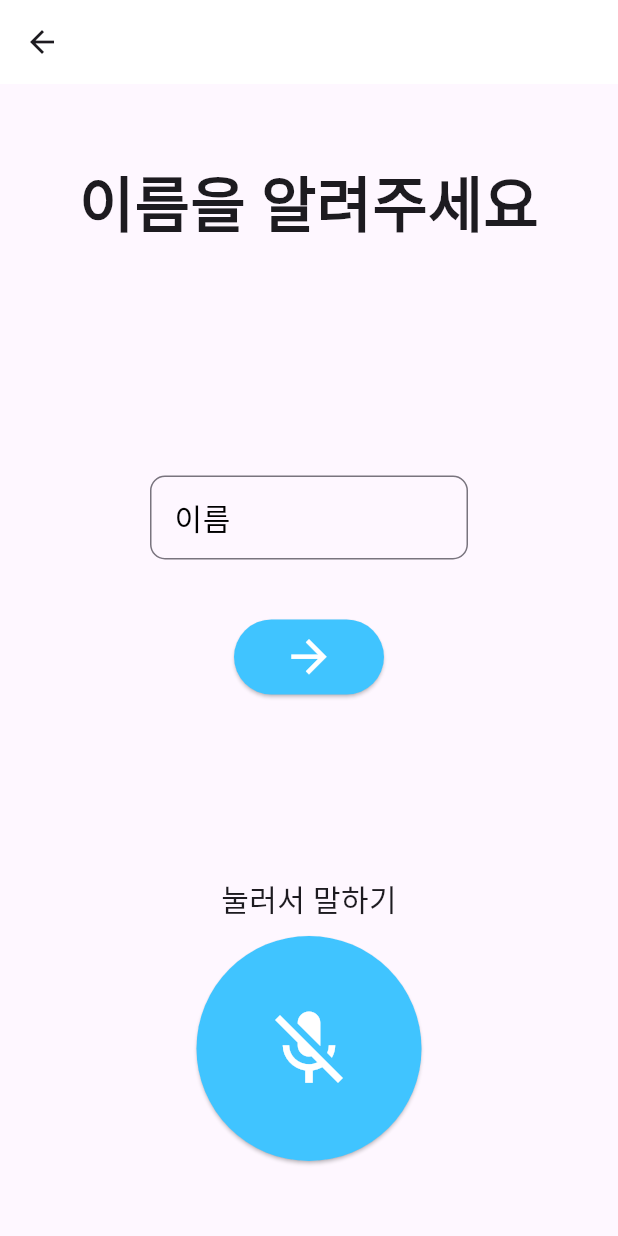
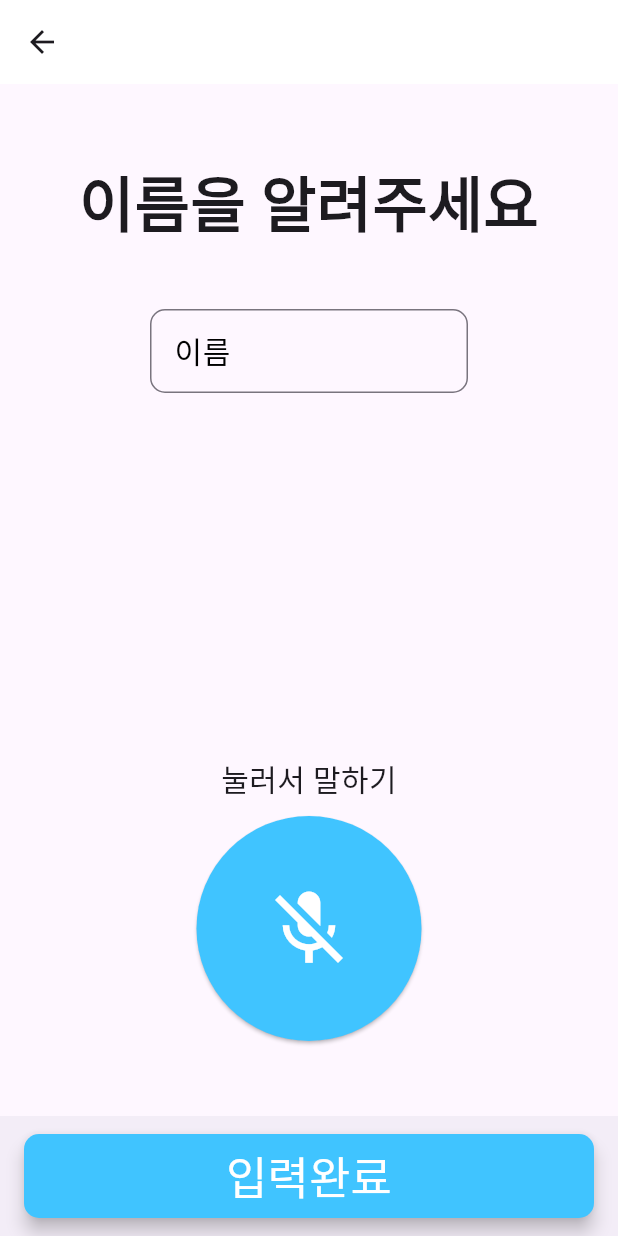
Before and after one commit to sapgun/rumi_flutter_edit, a Flutter app: the Name screen opened directly, on a phone screen of 412 x 824 dp. Run offline on Flutter 3.47's test engine with Material 3 defaults, Android fonts, the phone set to English and light mode, and no system bars; our stand-ins replace fl_chart, shared_preferences, speech_to_text, youtube_player_flutter; accounts and stored records are empty.

Commit message:
회원가입페이지전체수정

```diff
--- a/lib/main.dart
+++ b/lib/main.dart
@@ -80,7 +80,6 @@ class MyHomePage extends StatelessWidget {
                       await SharedPreferences.getInstance();
                   bool initialDataExists =
                       prefs.getBool('initialDataExists') ?? false;
-
                   if (initialDataExists) {
                     Navigator.pushReplacement(
                       context,
--- a/lib/name.dart
+++ b/lib/name.dart
@@ -47,10 +47,10 @@ class _NameState extends State<Name> {
                   ),
                 ),
                 child: Container(
-                  padding: const EdgeInsets.fromLTRB(100.0, 50.0, 100.0, 0.0),
+                  padding: const EdgeInsets.fromLTRB(100.0, 0.0, 100.0, 0.0),
                   child: Column(
-                    mainAxisAlignment: MainAxisAlignment.center,
                     children: [
+                      SizedBox(height: 40.0,),
                       TextField(
                         controller: controller1,
                         decoration: const InputDecoration(
@@ -61,32 +61,7 @@ class _NameState extends State<Name> {
                         ),
                         keyboardType: TextInputType.name,
                       ),
-                      const SizedBox(
-                        height: 40.0,
-                      ),
-                      ElevatedButton(
-                        onPressed: () async {
-                          SharedPreferences prefs = await SharedPreferences.getInstance();
-                          prefs.setString('name', controller1.text);
-                          Navigator.push(
-                            context,
-                            MaterialPageRoute(
-                              builder: (BuildContext context) => BirthDatePage(
-                                name: controller1.text,
-                              ),
-                            ),
-                          );
-                        },
-                        style: ElevatedButton.styleFrom(
-                          minimumSize: const Size(100.0, 50.0),
-                          backgroundColor: Colors.lightBlueAccent,
-                        ),
-                        child: const Icon(
-                          Icons.arrow_forward,
-                          color: Colors.white,
-                          size: 35.0,
-                        ),
-                      ),
+
                     ],
                   ),
                 ),
@@ -116,6 +91,44 @@ class _NameState extends State<Name> {
           ),
           SizedBox(height: 50.0),
         ],
+      ),
+      bottomNavigationBar: BottomAppBar(
+        child: Row(
+          children: <Widget>[
+            Expanded(
+              child: ElevatedButton(
+                onPressed: () async {
+                  SharedPreferences prefs =
+                      await SharedPreferences.getInstance();
+                  prefs.setString('name', controller1.text);
+                  Navigator.push(
+                    context,
+                    MaterialPageRoute(
+                      builder: (BuildContext context) => BirthDatePage(
+                        name: controller1.text,
+                      ),
+                    ),
+                  );
+                },
+                style: TextButton.styleFrom(
+                  minimumSize: const Size(210.0, 70.0),
+                  backgroundColor: Colors.lightBlueAccent,
+                  elevation: 5,
+                  shape: RoundedRectangleBorder(
+                    borderRadius: BorderRadius.circular(10.0),
+                  ),
+                ),
+                child: Text(
+                  '입력완료',
+                  style: TextStyle(
+                      color: Colors.white,
+                      fontSize: 30.0
+                  ),
+                ),
+              ),
+            ),
+          ],
+        ),
       ),
     );
   }
```
Also changed, not shown: lib/SFT.dart (+6 -11 lines), lib/birth.dart (+27 -15 lines), lib/gender.dart (+44 -8 lines).
